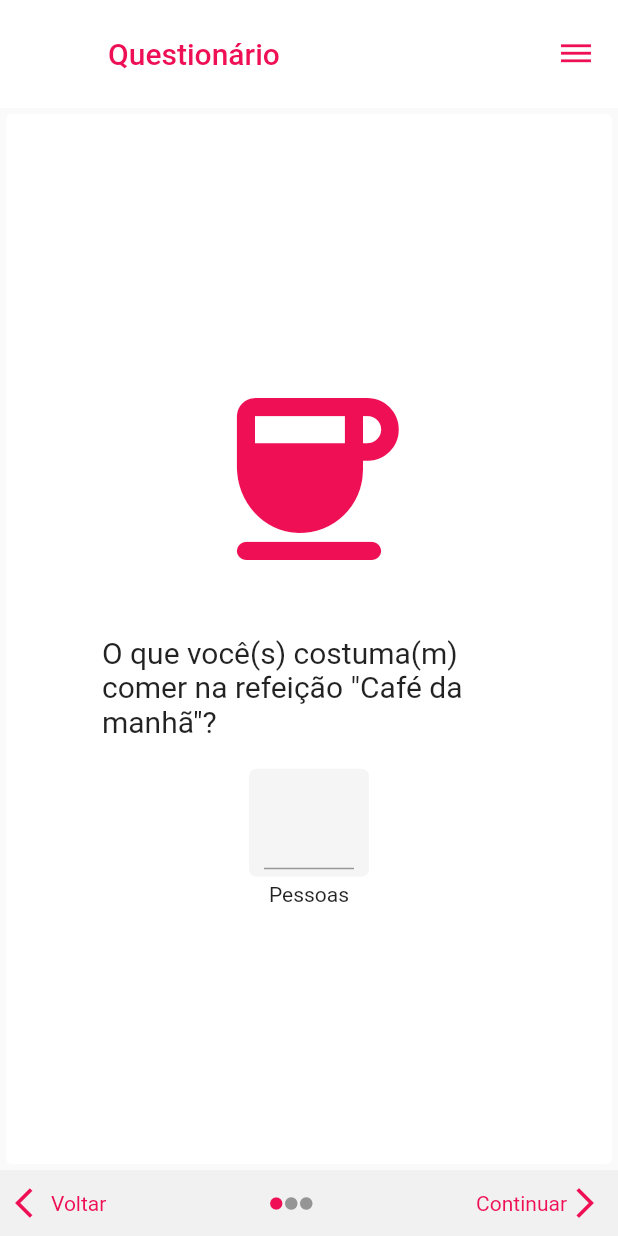
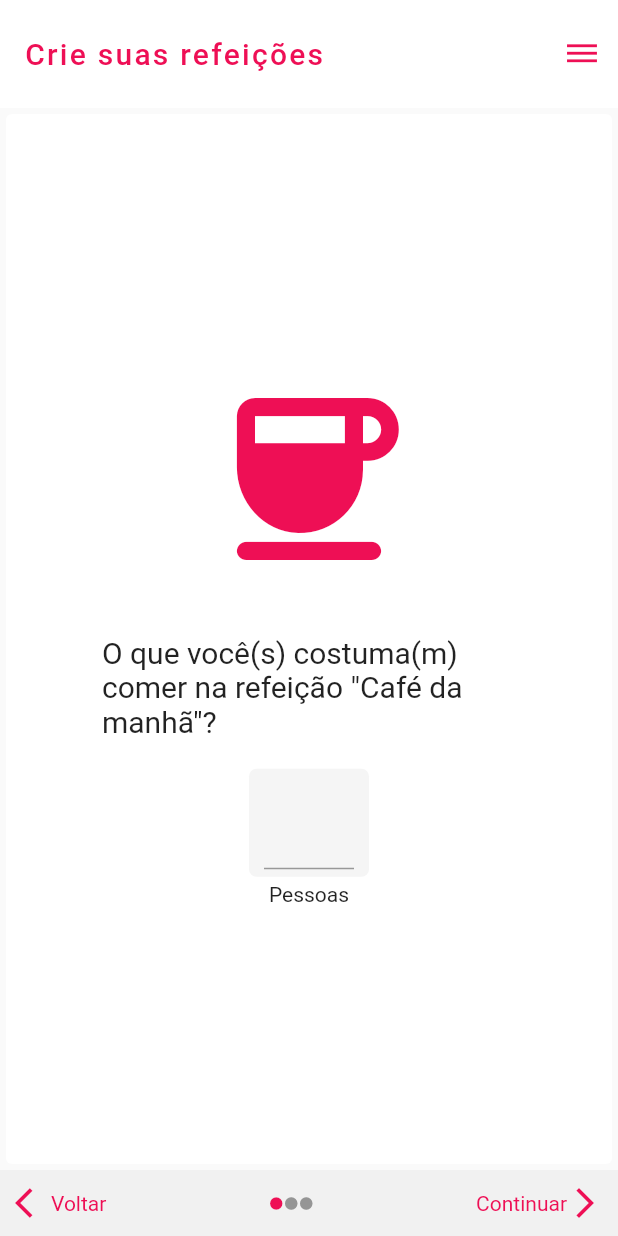
Before and after one commit to marcoscunharosa/EconomizeiApp, a Flutter app: the QuizMealsLike screen opened directly, on a phone screen of 412 x 824 dp. Run offline on Flutter 3.47's test engine with Material 2 defaults, Android fonts, the phone set to English and light mode, and no system bars; accounts and stored records are empty.

Commit message:
Creating a custom app bar widget

```diff
--- a/lib/screens/quiz/quiz_meals_like.dart
+++ b/lib/screens/quiz/quiz_meals_like.dart
@@ -1,5 +1,7 @@
 import 'package:flutter/material.dart';
+
 import 'package:flutter/services.dart';
+import '../../widgets/app_bar_custom.dart';
 
 class QuizMealsLike extends StatefulWidget {
   const QuizMealsLike({Key? key}) : super(key: key);
@@ -24,21 +26,7 @@ class _QuizMealsLikeState extends State<QuizMealsLike> {
   @override
   Widget build(BuildContext context) {
     return Scaffold(
-      appBar: AppBar(
-        backgroundColor: Colors.white,
-        elevation: 0,
-        toolbarHeight: 72,
-        title: Row(
-          mainAxisAlignment: MainAxisAlignment.spaceBetween,
-          children: const [
-            Text(
-              "Questionário",
-              style: TextStyle(color: Color(0xFFEE0F55)),
-            ),
-            Icon(Icons.dehaze, color: Color(0xFFEE0F55)),
-          ],
-        ),
-      ),
+      appBar: AppBarCustom("Crie suas refeições"),
       body: SizedBox(
         width: double.infinity,
         child: Card(
--- /dev/null
+++ b/lib/widgets/app_bar_custom.dart
@@ -0,0 +1,24 @@
+import 'package:flutter/material.dart';
+
+class AppBarCustom extends AppBar {
+  AppBarCustom(String title)
+      : super(
+          backgroundColor: Colors.white,
+          elevation: 0,
+          toolbarHeight: 72,
+          title: Text(
+            title,
+            style: TextStyle(
+              color: Color(0xFFEE0F55),
+              letterSpacing: 1.5,
+            ),
+          ),
+          automaticallyImplyLeading: false,
+          actions: <Widget>[
+            IconButton(
+              icon: Icon(Icons.dehaze, color: Color(0xFFEE0F55)),
+              onPressed: () => null,
+            ),
+          ],
+        );
+}
```
Also changed, not shown: lib/screens/create_your_meals/create_your_meals.dart (+13 -18 lines), lib/screens/quiz/quiz.dart (added, +12 -0 lines), lib/screens/quiz/quiz_amount_people.dart (+10 -17 lines).
